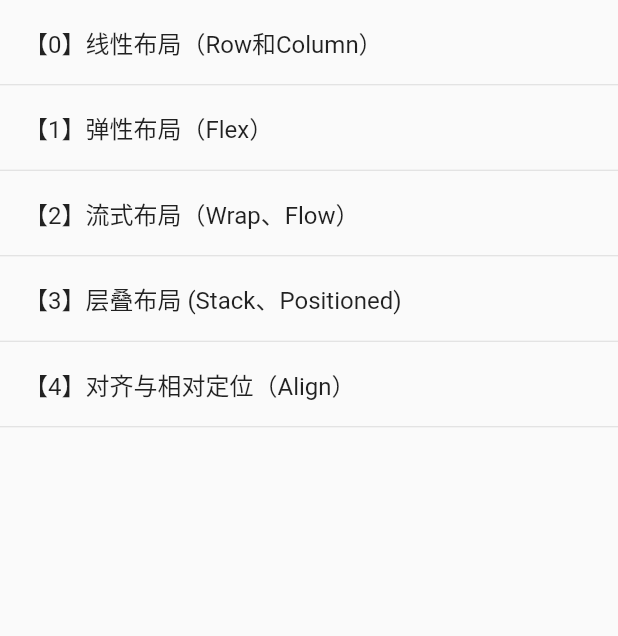
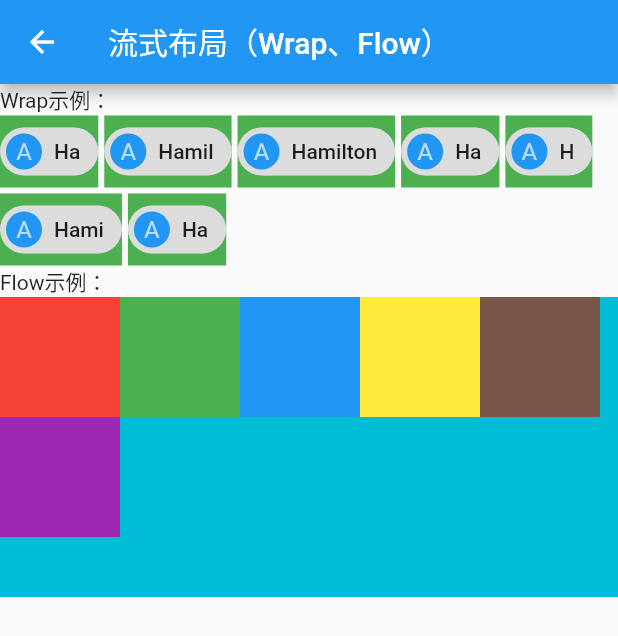
Before and after one commit to yuansirios/Flutter_Learning_Collection, a Flutter app: the BaseListView widget shown alone on an empty page, opened directly, after a tap on an icon or button, on a phone screen of 412 x 824 dp. Shown: the top 636 px of the screen. Run offline on Flutter 3.47's test engine with Material 2 defaults, Android fonts, the phone set to English and light mode, and no system bars.

Commit message:
布局类组件完善

```diff
--- a/lib/LayoutWidgets/LayoutWidgets.dart
+++ b/lib/LayoutWidgets/LayoutWidgets.dart
@@ -2,6 +2,11 @@
  * 布局类组件
  */
 import 'package:flutter/material.dart';
+import 'LayoutWithRowAndColumn.dart';
+import 'LayoutWithFlex.dart';
+import 'LayoutWithFlow.dart';
+import 'LayoutWithStack.dart';
+import 'LayoutWithAlign.dart';
 
 class LayoutWidgets extends StatelessWidget {
 
@@ -25,11 +30,11 @@ class BaseListView extends StatelessWidget {
   }
 
   final List dataList = [
-    {"title": "线性布局（Row和Column）", "component": ""},
-    {"title": "弹性布局（Flex）", "component": ""},
-    {"title": "流式布局（Wrap、Flow）", "component": ""},
-    {"title": "层叠布局 (Stack、Positioned)", "component": ""},
-    {"title": "对齐与相对定位（Align）", "component": "TextFieldDemo()"}
+    {"title": "线性布局（Row和Column）", "component": LayoutWithRowAndColumn()},
+    {"title": "弹性布局（Flex）", "component": LayoutWithFlex()},
+    {"title": "流式布局（Wrap、Flow）", "component": LayoutWithFlow()},
+    {"title": "层叠布局 (Stack、Positioned)", "component": LayoutWithStack()},
+    {"title": "对齐与相对定位（Align）", "component": LayoutWithAlign()}
   ];
 
   List<Widget> _getListData(BuildContext context) {
--- /dev/null
+++ b/lib/LayoutWidgets/LayoutWithFlow.dart
@@ -0,0 +1,174 @@
+/**
+ * 流式布局（Wrap、Flow）
+ */
+import 'package:flutter/material.dart';
+
+class LayoutWithFlow extends StatelessWidget {
+  @override
+  Widget build(BuildContext context) {
+    return Scaffold(
+      appBar: AppBar(
+        title: Text('流式布局（Wrap、Flow）'),
+      ),
+      body: _content(),
+    );
+  }
+
+  Widget _content() {
+    return SingleChildScrollView(
+        child: ConstrainedBox(
+            constraints: BoxConstraints(minWidth: double.infinity),
+            child: Column(
+                crossAxisAlignment: CrossAxisAlignment.start,
+                children: <Widget>[
+                  Text("Wrap示例："),
+                  _layoutWithWrap(),
+                  Text("Flow示例："),
+                  Container(
+                    child: _layoutWithFlow(),
+                    color: Colors.cyan,
+                  )
+                ])));
+  }
+
+//Wrap示例
+  Widget _layoutWithWrap() {
+    return Wrap(
+      spacing: 4.0, // 主轴(水平)方向间距
+      runSpacing: 4.0, // 纵轴（垂直）方向间距
+      alignment: WrapAlignment.start, //沿主轴方向居中
+      children: <Widget>[
+        Container(
+          color: Colors.green,
+          child: Chip(
+            avatar:
+                CircleAvatar(backgroundColor: Colors.blue, child: Text('A')),
+            label: Text('Ha'),
+          ),
+        ),
+        Container(
+          color: Colors.green,
+          child: Chip(
+            avatar:
+                CircleAvatar(backgroundColor: Colors.blue, child: Text('A')),
+            label: Text('Hamil'),
+          ),
+        ),
+        Container(
+          color: Colors.green,
+          child: Chip(
+            avatar:
+                CircleAvatar(backgroundColor: Colors.blue, child: Text('A')),
+            label: Text('Hamilton'),
+          ),
+        ),
+        Container(
+          color: Colors.green,
+          child: Chip(
+            avatar:
+                CircleAvatar(backgroundColor: Colors.blue, child: Text('A')),
+            label: Text('Ha'),
+          ),
+        ),
+        Container(
+          color: Colors.green,
+          child: Chip(
+            avatar:
+                CircleAvatar(backgroundColor: Colors.blue, child: Text('A')),
+            label: Text('H'),
+          ),
+        ),
+        Container(
+          color: Colors.green,
+          child: Chip(
+            avatar:
+                CircleAvatar(backgroundColor: Colors.blue, child: Text('A')),
+            label: Text('Hami'),
+          ),
+        ),
+        Container(
+          color: Colors.green,
+          child: Chip(
+            avatar:
+                CircleAvatar(backgroundColor: Colors.blue, child: Text('A')),
+            label: Text('Ha'),
+          ),
+        ),
+      ],
+    );
+  }
+
+  //Flow示例
+  Widget _layoutWithFlow() {
+    return Flow(
+      delegate: TestFlowDelegate(margin: EdgeInsets.all(10.0)),
+      children: <Widget>[
+        Container(
+          width: 80.0,
+          height: 80.0,
+          color: Colors.red,
+        ),
+        Container(
+          width: 80.0,
+          height: 80.0,
+          color: Colors.green,
+        ),
+        Container(
+          width: 80.0,
+          height: 80.0,
+          color: Colors.blue,
+        ),
+        Container(
+          width: 80.0,
+          height: 80.0,
+          color: Colors.yellow,
+        ),
+        Container(
+          width: 80.0,
+          height: 80.0,
+          color: Colors.brown,
+        ),
+        Container(
+          width: 80.0,
+          height: 80.0,
+          color: Colors.purple,
+        ),
+      ],
+    );
+  }
+}
+
+class TestFlowDelegate extends FlowDelegate {
+  EdgeInsets margin = EdgeInsets.zero;
+  TestFlowDelegate({this.margin});
+  @override
+  void paintChildren(FlowPaintingContext context) {
+    var x = margin.left;
+    var y = margin.top;
+    //计算每一个子widget的位置
+    for (int i = 0; i < context.childCount; i++) {
+      var w = context.getChildSize(i).width + x + margin.right;
+      if (w < context.size.width) {
+        context.paintChild(i, transform: Matrix4.translationValues(x, y, 0.0));
+        x = w + margin.left;
+      } else {
+        x = margin.left;
+        y += context.getChildSize(i).height + margin.top + margin.bottom;
+        //绘制子widget(有优化)
+        context.paintChild(i, transform: Matrix4.translationValues(x, y, 0.0));
+        x += context.getChildSize(i).width + margin.left + margin.right;
+      }
+    }
+  }
+
+  @override
+  getSize(BoxConstraints constraints) {
+    //指定Flow的大小
+    return Size(double.infinity, 200.0);
+  }
+
+  @override
+  bool shouldRepaint(FlowDelegate oldDelegate) {
+    return oldDelegate != this;
+  }
+}
```
Also changed, not shown: lib/LayoutWidgets/LayoutWithAlign.dart (added, +113 -0 lines), lib/LayoutWidgets/LayoutWithFlex.dart (added, +75 -0 lines), lib/LayoutWidgets/LayoutWithRowAndColumn.dart (added, +96 -0 lines), lib/LayoutWidgets/LayoutWithStack.dart (added, +66 -0 lines).
